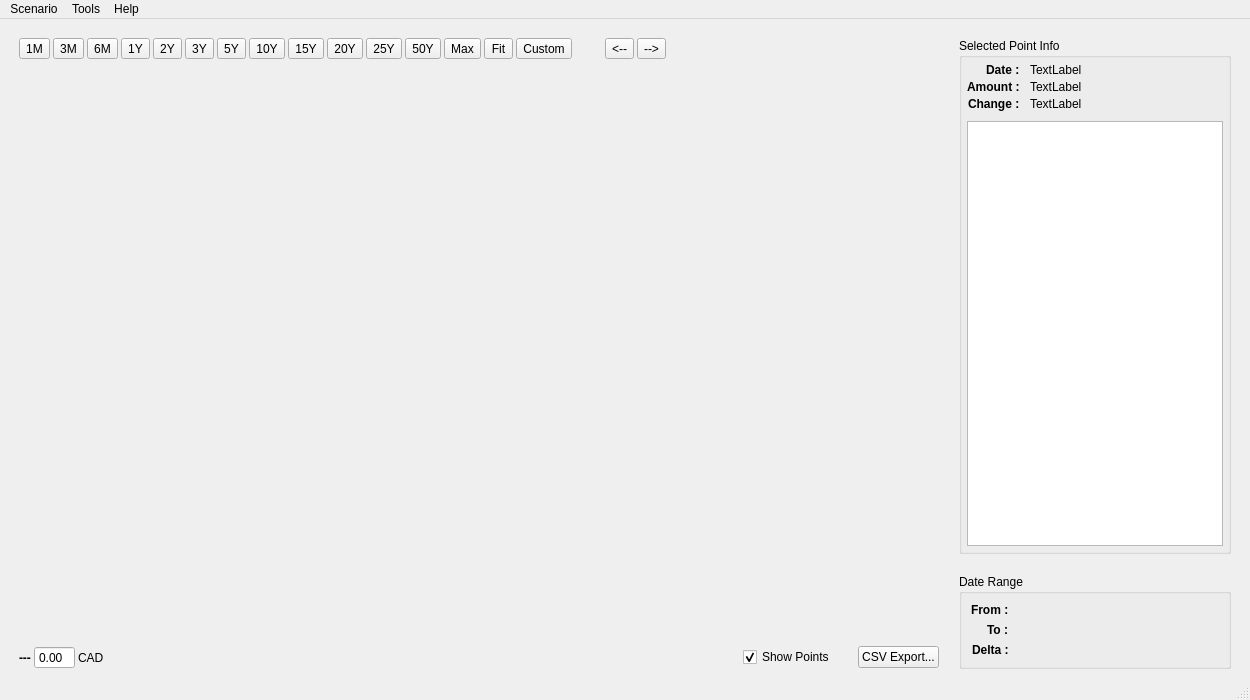
redmoon1945/gbp, file mainwindow.ui: the form before one commit.
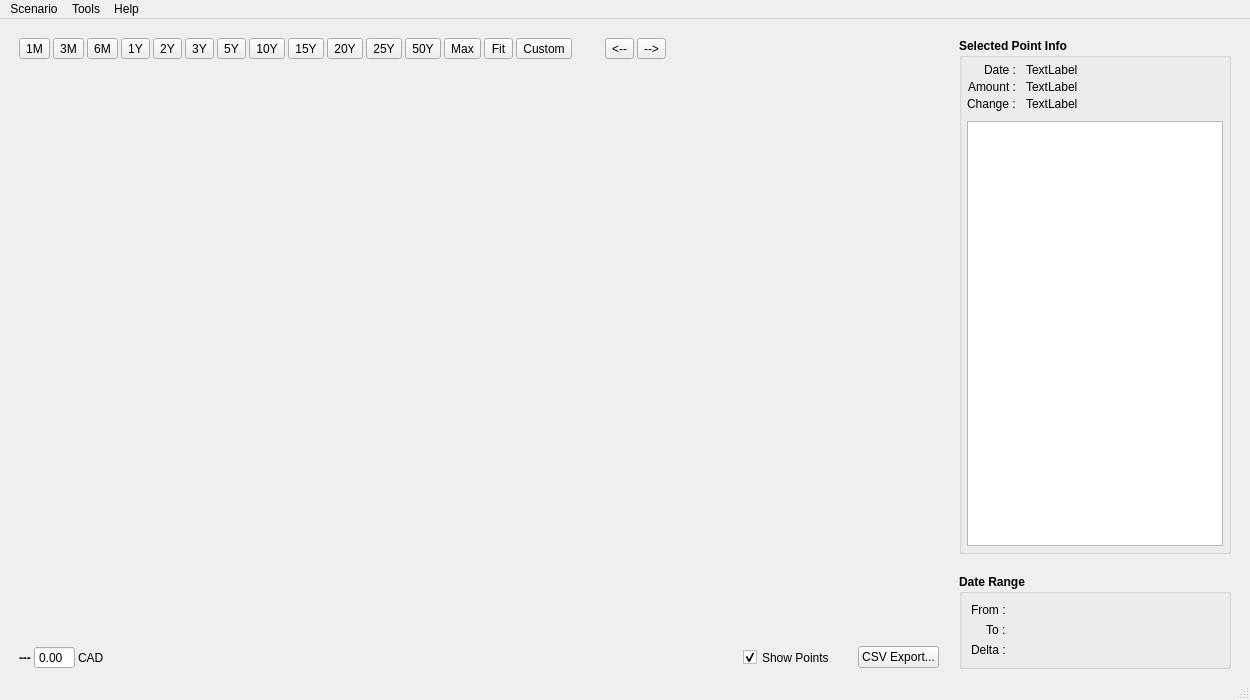
The form after the commit.

```diff
--- a/mainwindow.ui
+++ b/mainwindow.ui
@@ -279,6 +279,12 @@
           </item>
           <item>
            <widget class="QCheckBox" name="showPointsCheckBox">
+            <property name="sizePolicy">
+             <sizepolicy hsizetype="Minimum" vsizetype="Preferred">
+              <horstretch>0</horstretch>
+              <verstretch>0</verstretch>
+             </sizepolicy>
+            </property>
             <property name="text">
              <string>Show Points</string>
             </property>
@@ -323,7 +329,7 @@
          <widget class="QGroupBox" name="CiGB">
           <property name="font">
            <font>
-            <bold>false</bold>
+            <bold>true</bold>
            </font>
           </property>
           <property name="title">
@@ -369,7 +375,7 @@
                </property>
                <property name="font">
                 <font>
-                 <bold>true</bold>
+                 <bold>false</bold>
                 </font>
                </property>
                <property name="text">
@@ -387,7 +393,7 @@
                </property>
                <property name="font">
                 <font>
-                 <bold>true</bold>
+                 <bold>false</bold>
                 </font>
                </property>
                <property name="text">
@@ -405,7 +411,7 @@
                </property>
                <property name="font">
                 <font>
-                 <bold>true</bold>
+                 <bold>false</bold>
                 </font>
                </property>
                <property name="text">
@@ -421,6 +427,11 @@
                  <verstretch>0</verstretch>
                 </sizepolicy>
                </property>
+               <property name="font">
+                <font>
+                 <bold>false</bold>
+                </font>
+               </property>
                <property name="text">
                 <string>TextLabel</string>
                </property>
@@ -434,6 +445,11 @@
                  <verstretch>0</verstretch>
                 </sizepolicy>
                </property>
+               <property name="font">
+                <font>
+                 <bold>false</bold>
+                </font>
+               </property>
                <property name="text">
                 <string>TextLabel</string>
                </property>
@@ -447,6 +463,11 @@
                  <verstretch>0</verstretch>
                 </sizepolicy>
                </property>
+               <property name="font">
+                <font>
+                 <bold>false</bold>
+                </font>
+               </property>
                <property name="text">
                 <string>TextLabel</string>
                </property>
@@ -481,6 +502,11 @@
         </item>
         <item>
          <widget class="QGroupBox" name="groupBox">
+          <property name="font">
+           <font>
+            <bold>true</bold>
+           </font>
+          </property>
           <property name="title">
            <string>Date Range</string>
           </property>
@@ -496,7 +522,7 @@
                 <widget class="QLabel" name="label_8">
                  <property name="font">
                   <font>
-                   <bold>true</bold>
+                   <bold>false</bold>
                   </font>
                  </property>
                  <property name="text">
@@ -508,7 +534,7 @@
                 <widget class="QLabel" name="label_7">
                  <property name="font">
                   <font>
-                   <bold>true</bold>
+                   <bold>false</bold>
                   </font>
                  </property>
                  <property name="text">
@@ -518,6 +544,11 @@
                </item>
                <item row="0" column="1">
                 <widget class="QLabel" name="dateRangeFromLabel">
+                 <property name="font">
+                  <font>
+                   <bold>false</bold>
+                  </font>
+                 </property>
                  <property name="text">
                   <string/>
                  </property>
@@ -525,6 +556,11 @@
                </item>
                <item row="1" column="1">
                 <widget class="QLabel" name="dateRangeToLabel">
+                 <property name="font">
+                  <font>
+                   <bold>false</bold>
+                  </font>
+                 </property>
                  <property name="text">
                   <string/>
                  </property>
@@ -534,7 +570,7 @@
                 <widget class="QLabel" name="label_3">
                  <property name="font">
                   <font>
-                   <bold>true</bold>
+                   <bold>false</bold>
                   </font>
                  </property>
                  <property name="text">
@@ -544,6 +580,11 @@
                </item>
                <item row="2" column="1">
                 <widget class="QLabel" name="deltaRangeXLabel">
+                 <property name="font">
+                  <font>
+                   <bold>false</bold>
+                  </font>
+                 </property>
                  <property name="text">
                   <string/>
                  </property>
```
Left out of the diff: 5 changed lines with no effect on the pictures.
